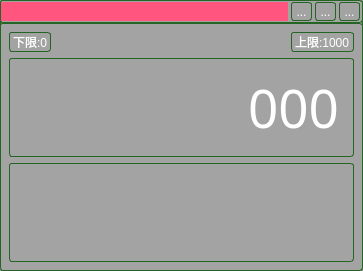
byteman/bullet, file channelwidget.ui: the form before one commit.
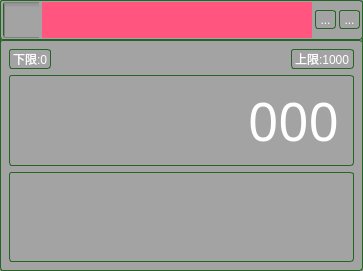
The form after the commit. Icons and pictures are not drawn. Custom widgets are drawn as their Qt base class.

Diff of the .ui file:
```diff
--- a/channelwidget.ui
+++ b/channelwidget.ui
@@ -54,7 +54,7 @@
        <number>3</number>
       </property>
       <property name="leftMargin">
-       <number>1</number>
+       <number>3</number>
       </property>
       <property name="topMargin">
        <number>2</number>
@@ -65,6 +65,31 @@
       <property name="bottomMargin">
        <number>2</number>
       </property>
+      <item>
+       <widget class="QCheckBox" name="chkCheck">
+        <property name="minimumSize">
+         <size>
+          <width>36</width>
+          <height>36</height>
+         </size>
+        </property>
+        <property name="maximumSize">
+         <size>
+          <width>36</width>
+          <height>36</height>
+         </size>
+        </property>
+        <property name="styleSheet">
+         <string notr="true">QCheckBox::indicator {width: 36px;height: 36px;}//改变大小
+QCheckBox{
+border:none;
+}</string>
+        </property>
+        <property name="text">
+         <string/>
+        </property>
+       </widget>
+      </item>
       <item>
        <widget class="QLabel" name="lblChan">
         <property name="styleSheet">
@@ -77,23 +102,6 @@
         </property>
        </widget>
       </item>
-      <item>
-       <widget class="QToolButton" name="tbtAlarm">
-        <property name="text">
-         <string>...</string>
-        </property>
-        <property name="icon">
-         <iconset resource="img.qrc">
-          <normaloff>:/image/alarm.png</normaloff>:/image/alarm.png</iconset>
-        </property>
-        <property name="iconSize">
-         <size>
-          <width>36</width>
-          <height>36</height>
-         </size>
-        </property>
-       </widget>
-      </item>
       <item>
        <widget class="QToolButton" name="tbtPlay">
         <property name="toolTipDuration">
```
Left out of the diff: 2 changed lines with no effect on the pictures.
